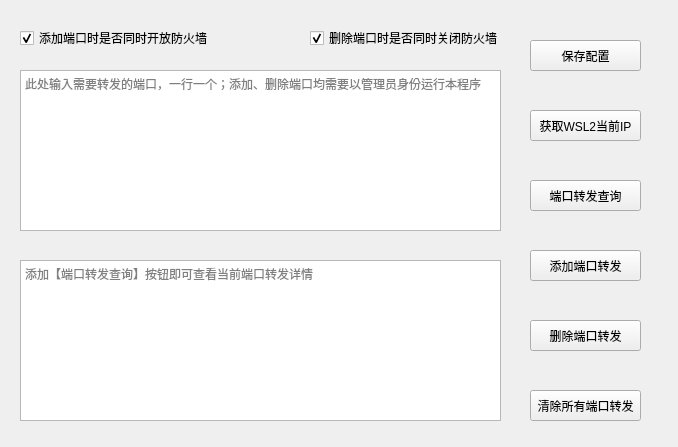
itxq/wslm-gui, file src/lib/wsl2.ui: the form before one commit.
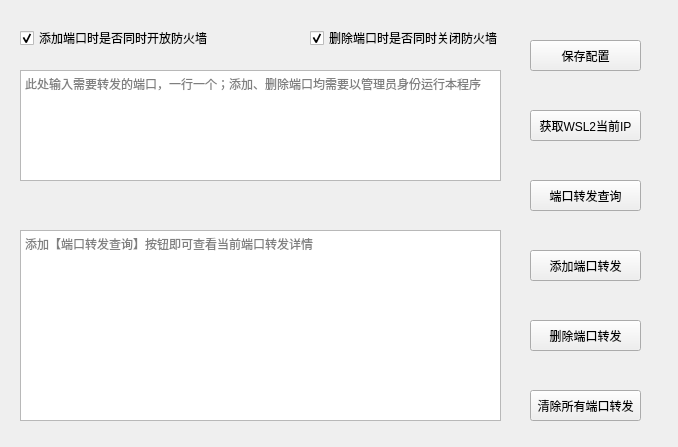
The form after the commit.

Commit message: ui调整

```diff
--- a/src/lib/wsl2.ui
+++ b/src/lib/wsl2.ui
@@ -34,7 +34,7 @@
      <x>20</x>
      <y>70</y>
      <width>481</width>
-     <height>161</height>
+     <height>111</height>
     </rect>
    </property>
    <property name="sizePolicy">
@@ -137,9 +137,9 @@
    <property name="geometry">
     <rect>
      <x>20</x>
-     <y>260</y>
+     <y>230</y>
      <width>481</width>
-     <height>161</height>
+     <height>191</height>
     </rect>
    </property>
    <property name="sizePolicy">
```
